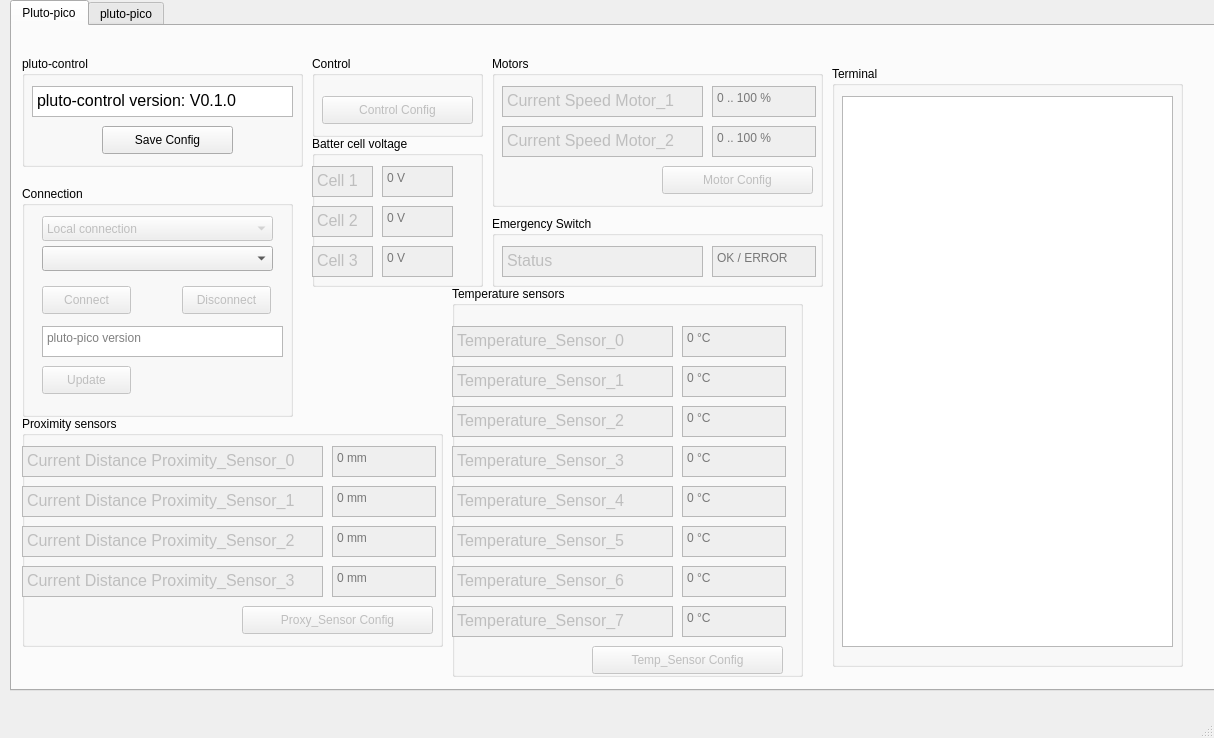
Old version of the form ui/pluto_control.ui in the repository jruelli/pluto_control.
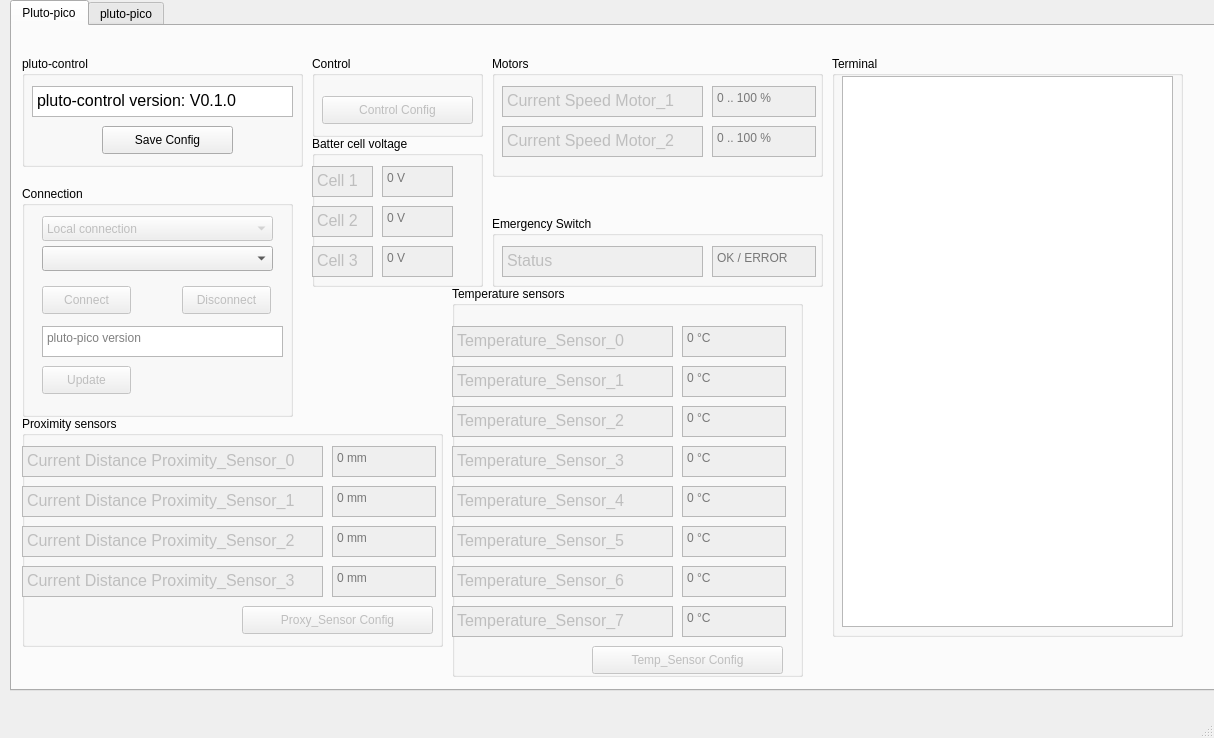
New version of the form.

Commit message: Add control_config dialog window

```diff
--- a/ui/pluto_control.ui
+++ b/ui/pluto_control.ui
@@ -770,7 +770,7 @@
         <x>480</x>
         <y>30</y>
         <width>331</width>
-        <height>151</height>
+        <height>121</height>
        </rect>
       </property>
       <property name="title">
@@ -868,22 +868,6 @@
         <string>0 .. 100 %</string>
        </property>
       </widget>
-      <widget class="QPushButton" name="pB_MotorConfig">
-       <property name="enabled">
-        <bool>false</bool>
-       </property>
-       <property name="geometry">
-        <rect>
-         <x>170</x>
-         <y>110</y>
-         <width>151</width>
-         <height>28</height>
-        </rect>
-       </property>
-       <property name="text">
-        <string>Motor Config</string>
-       </property>
-      </widget>
      </widget>
      <widget class="QGroupBox" name="gB_EmergencySwitch">
       <property name="geometry">
@@ -1183,9 +1167,9 @@
       <property name="geometry">
        <rect>
         <x>820</x>
-        <y>40</y>
+        <y>30</y>
         <width>351</width>
-        <height>601</height>
+        <height>581</height>
        </rect>
       </property>
       <property name="title">
@@ -1195,7 +1179,7 @@
        <property name="geometry">
         <rect>
          <x>10</x>
-         <y>30</y>
+         <y>20</y>
          <width>331</width>
          <height>551</height>
         </rect>
```
Left out of the diff: 2 changed lines with no effect on the pictures. The commit also changes 4 other files.
